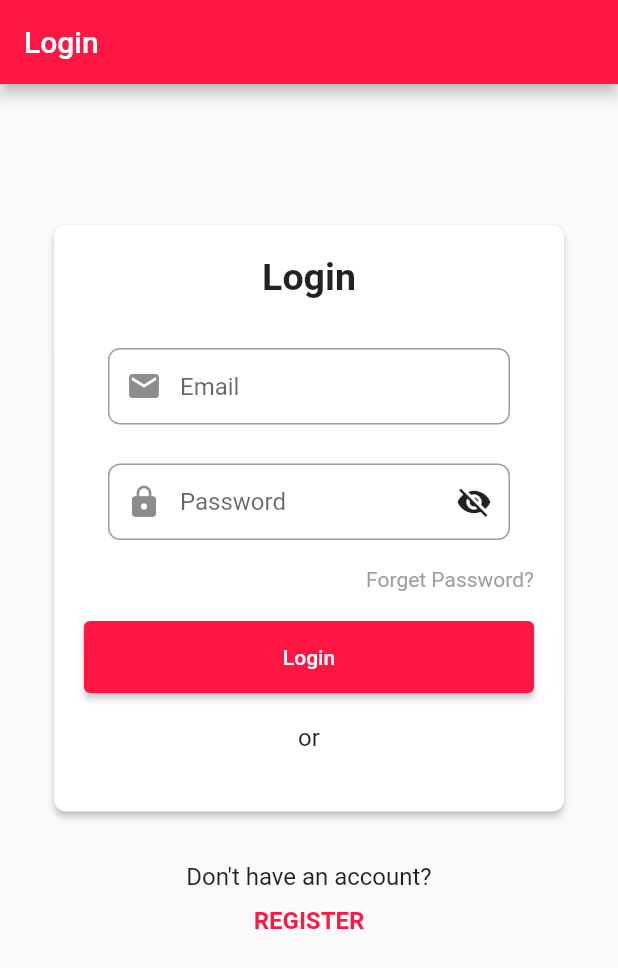
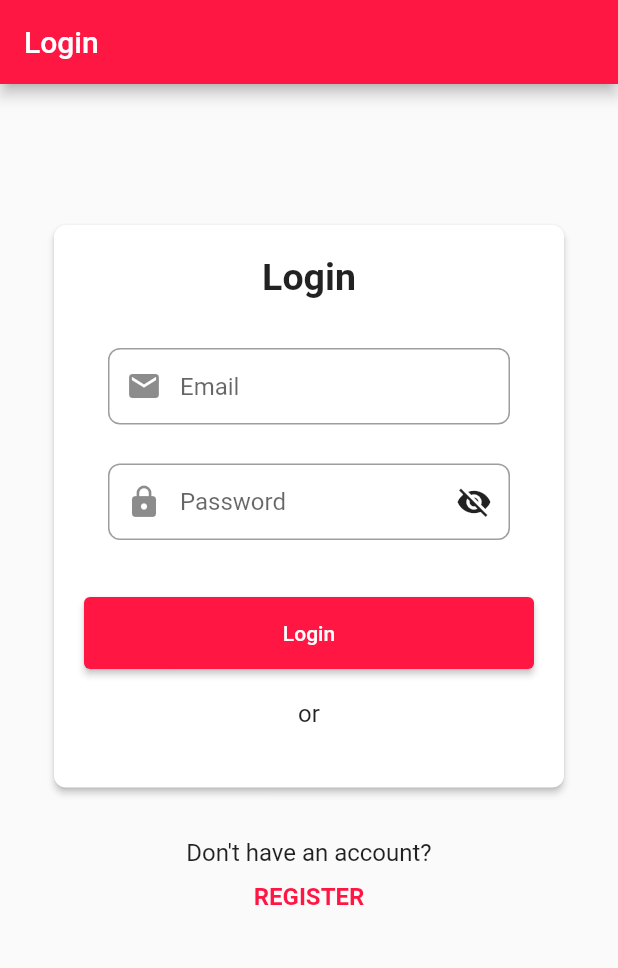
Before and after one commit to Valerie-0036/cekongkir, a Flutter app: the LoginScreen screen opened by its route, on a phone screen of 412 x 824 dp. Shown: the top 968 px of the screen. Run offline on Flutter 3.47's test engine with Material 2 defaults, Android fonts, the phone set to English and light mode, and no system bars; our stand-ins replace cloud_firestore, firebase_auth, firebase_core; accounts and stored records are empty.

Commit message:
remove forget pass

```diff
--- a/lib/cek_ongkir/loginscreen.dart
+++ b/lib/cek_ongkir/loginscreen.dart
@@ -134,21 +134,21 @@ String hashPassword(String password) {
                             ),
                           ),
                           SizedBox(height: 10.0),
-                          Align(
-                            alignment: Alignment.centerRight,
-                            child: GestureDetector(
-                              onTap: () {
-                                Navigator.pushNamed(context, '/viamethod');
-                              },
-                              child: Text(
-                                'Forget Password?',
-                                style: TextStyle(
-                                  fontSize: 14.0,
-                                  color: Colors.grey,
-                                ),
-                              ),
-                            ),
-                          ),
+                          // Align(
+                          //   alignment: Alignment.centerRight,
+                          //   child: GestureDetector(
+                          //     onTap: () {
+                          //       Navigator.pushNamed(context, '/viamethod');
+                          //     },
+                          //     child: Text(
+                          //       'Forget Password?',
+                          //       style: TextStyle(
+                          //         fontSize: 14.0,
+                          //         color: Colors.grey,
+                          //       ),
+                          //     ),
+                          //   ),
+                          // ),
                           SizedBox(height: 20.0),
                           SizedBox(
                             width: double.infinity,
```
